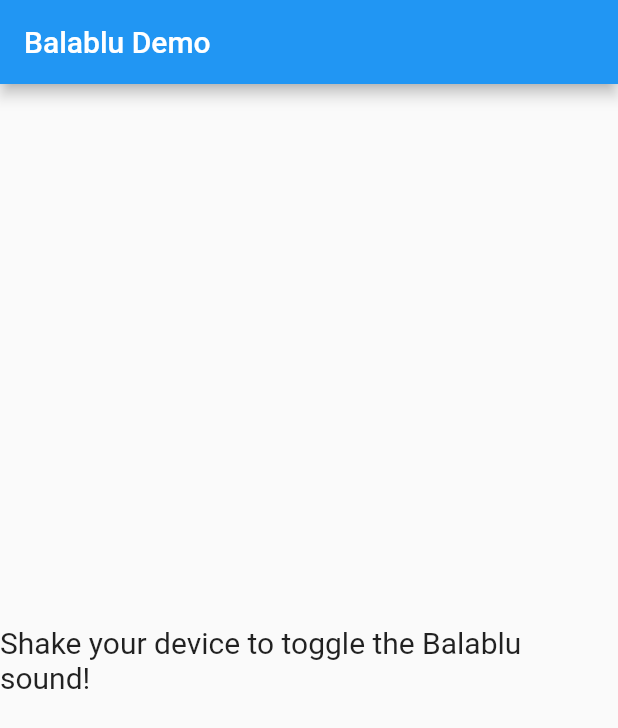
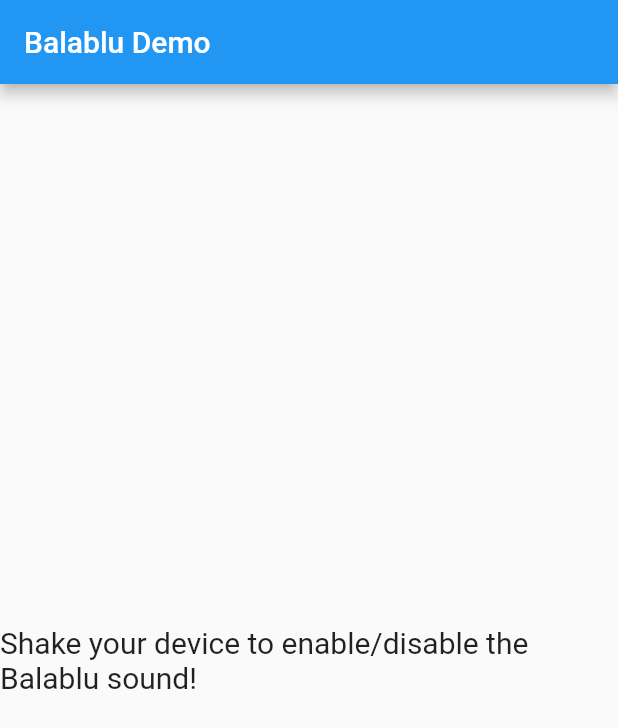
Before and after one commit to SBilaal/balablu, a Flutter app: the screen it shows after launch, on a phone screen of 412 x 824 dp. Shown: the top 728 px of the screen. Run offline on Flutter 3.47's test engine with Material 2 defaults, Android fonts, the phone set to English and light mode, and no system bars; our stand-ins replace audioplayers, vibration; missing offline and left inert: shake; statements that could not run were skipped.

Commit message:
refactor: 'Toggle' to 'enable/disable'.

```diff
--- a/example/lib/main.dart
+++ b/example/lib/main.dart
@@ -17,7 +17,7 @@
         ),
         body: const Center(
           child: Text(
-            'Shake your device to toggle the Balablu sound!',
+            'Shake your device to enable/disable the Balablu sound!',
             style: TextStyle(fontSize: 20),
           ),
         ),
```
